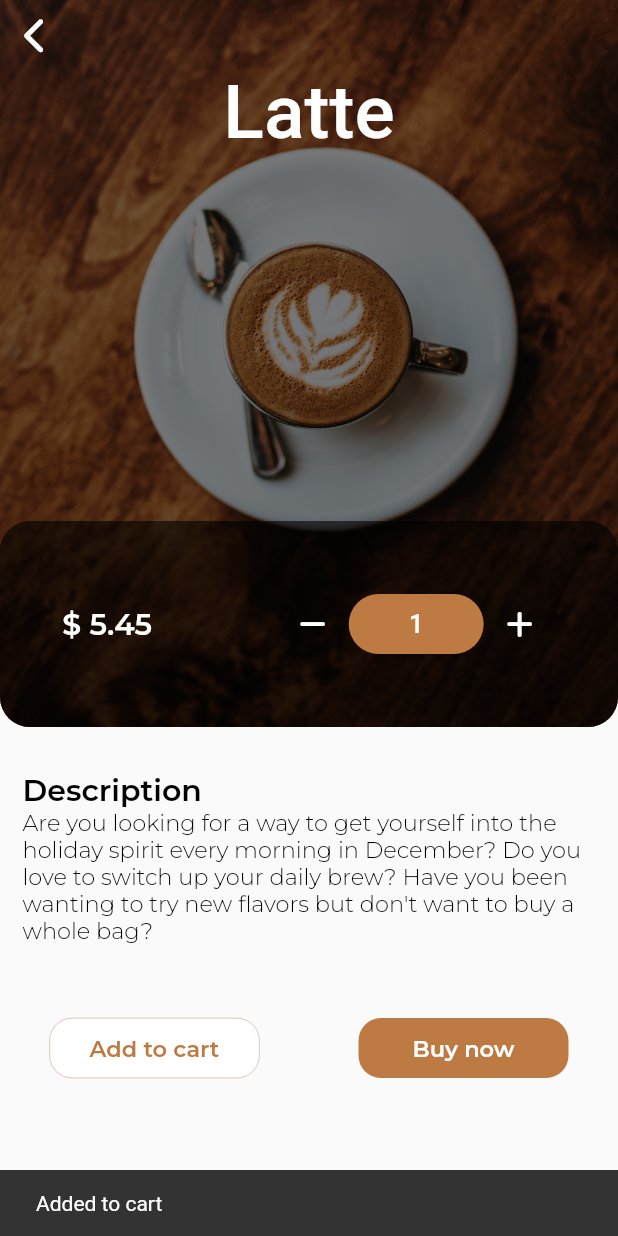
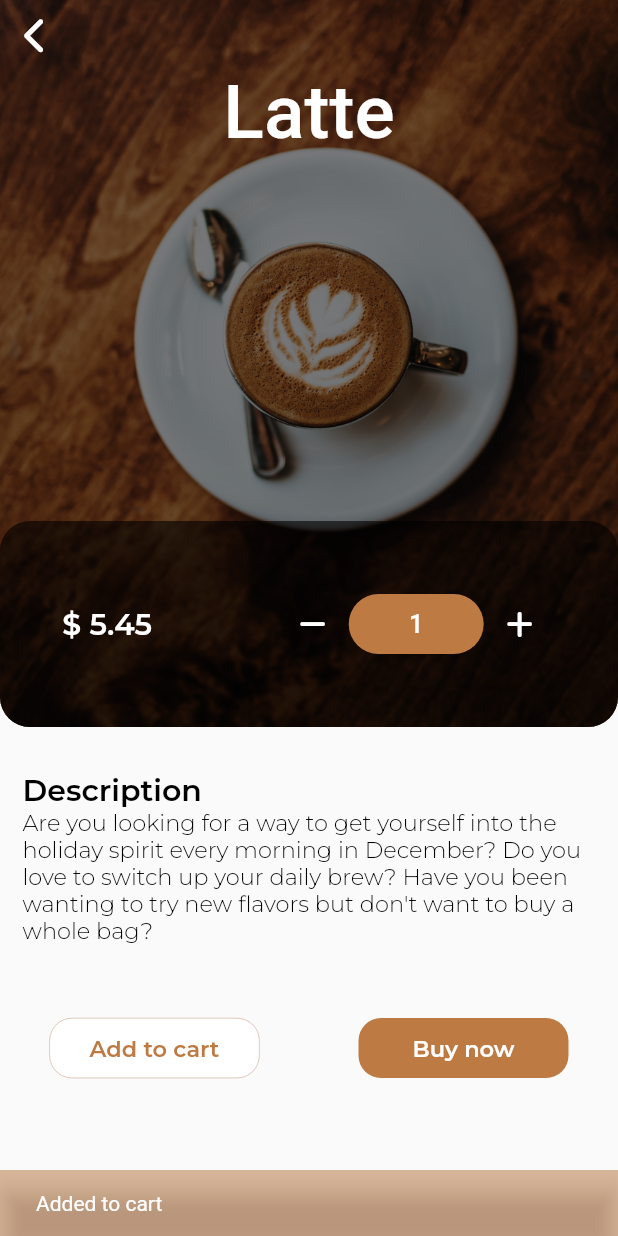
Before and after one commit to naomitimm/TopPot, a Flutter app: the CoffeeDetailsPage screen opened directly with sample values from the repository, after a tap on an icon or button, on a phone screen of 412 x 824 dp. Run offline on Flutter 3.47's test engine with Material 2 defaults, Android fonts, the phone set to English and light mode, and no system bars; our stand-ins replace bloc, equatable, flutter_bloc, font_awesome_flutter, go_router, google_fonts; Roboto replaces fonts that are missing (Rancho).

Commit message:
cart ui tweak

```diff
--- a/top_pot_app/lib/presentation/dashboard/coffee_details_page.dart
+++ b/top_pot_app/lib/presentation/dashboard/coffee_details_page.dart
@@ -129,7 +129,11 @@ class CoffeeDetailsPage extends StatelessWidget {
                 BlocListener<CartBloc, CartState>(listener: (context, state) {
               if (state is CartLoadingSuccessful) {
                 ScaffoldMessenger.of(context).showSnackBar(
-                  const SnackBar(content: Text("Added to cart")),
+                  SnackBar(
+                    content: const Text("Added to cart"),
+                    backgroundColor:
+                        const Color.fromRGBO(190, 122, 67, 1).withOpacity(0.5),
+                  ),
                 );
               }
             }, child: DetailsOrderSubmitCard(
```
Also changed, not shown: top_pot_app/lib/presentation/dashboard/cart_page.dart (+5 -2 lines).
